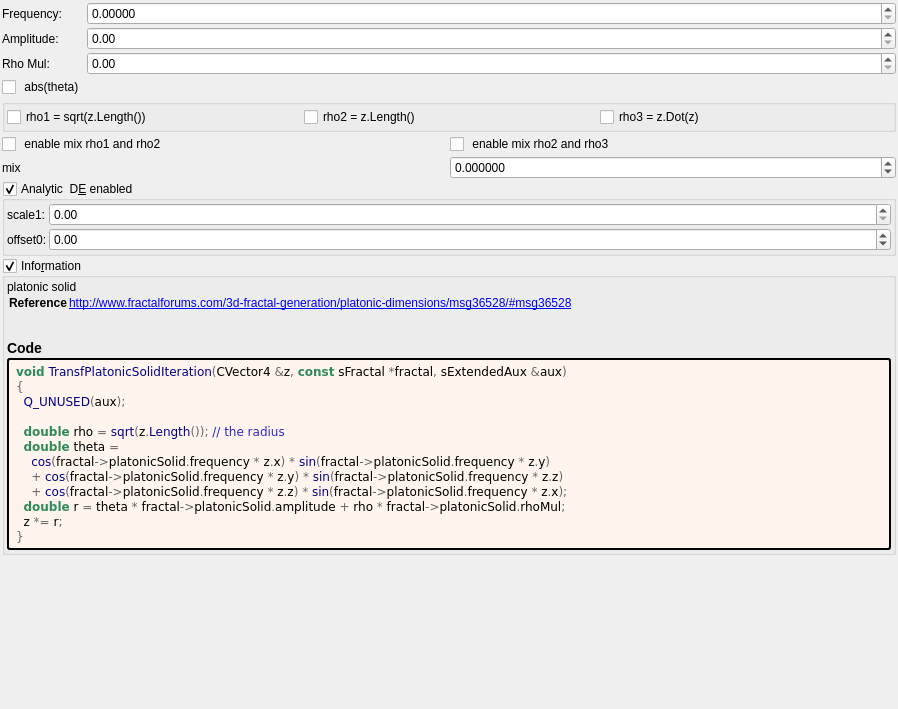
First picture: the form in mandelbulber2/formula/ui/transf_platonic_solid.ui, repository buddhi1980/mandelbulber2, before the edit.
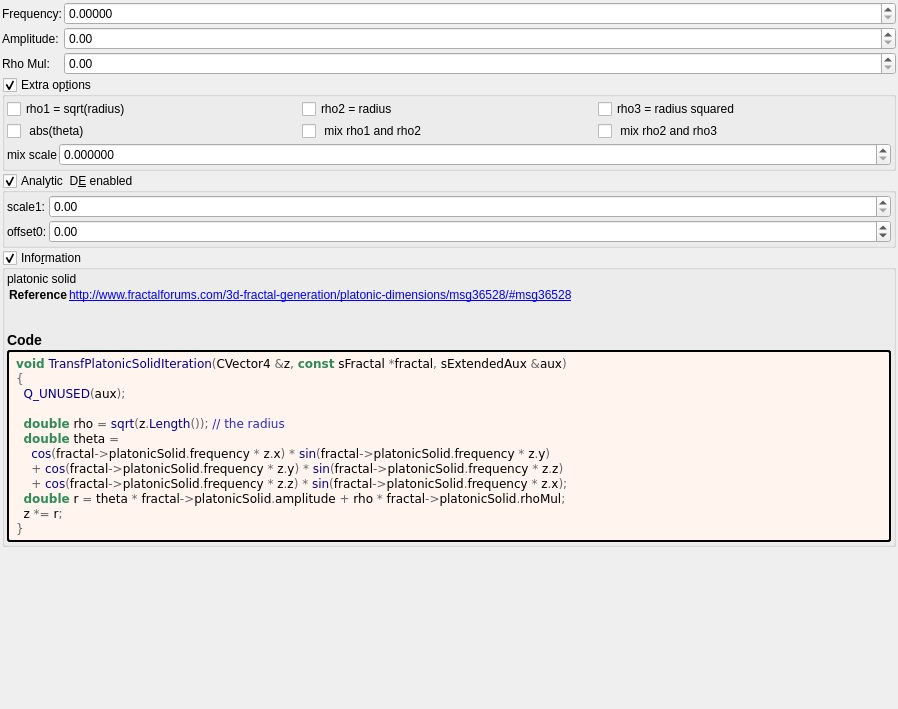
Second picture: the form after the edit. Custom widgets are drawn as their Qt base class.

Commit message: Finished update of transf_platonic_solid

```diff
--- a/mandelbulber2/formula/ui/transf_platonic_solid.ui
+++ b/mandelbulber2/formula/ui/transf_platonic_solid.ui
@@ -139,24 +139,20 @@
        </property>
       </widget>
      </item>
-     <item row="4" column="0">
-      <widget class="QCheckBox" name="checkBox_transf_function_enabled_false">
-       <property name="toolTip">
-        <string>&lt;html&gt;&lt;head/&gt;&lt;body&gt;&lt;p&gt;Can sometimes improve render quality when using analytic DE&lt;/p&gt;&lt;/body&gt;&lt;/html&gt;</string>
-       </property>
-       <property name="text">
-        <string> abs(theta)</string>
-       </property>
-      </widget>
-     </item>
     </layout>
    </item>
    <item>
-    <widget class="QGroupBox" name="groupBox_2">
+    <widget class="MyGroupBox" name="groupCheck_transf_function_enabled_false">
      <property name="title">
-      <string/>
+      <string>Extra op&amp;tions </string>
      </property>
-     <layout class="QVBoxLayout" name="verticalLayout_4">
+     <property name="checkable">
+      <bool>true</bool>
+     </property>
+     <layout class="QVBoxLayout" name="verticalLayout_13" stretch="0,0">
+      <property name="spacing">
+       <number>2</number>
+      </property>
       <property name="leftMargin">
        <number>2</number>
       </property>
@@ -171,56 +167,73 @@
       </property>
       <item>
        <layout class="QGridLayout" name="gridLayout_2">
-        <item row="0" column="0">
-         <widget class="QCheckBox" name="checkBox_transf_function_enabledx">
+        <item row="0" column="1">
+         <widget class="QCheckBox" name="checkBox_transf_function_enabledy_false">
           <property name="toolTip">
-           <string>&lt;html&gt;&lt;head/&gt;&lt;body&gt;&lt;p&gt;Can sometimes improve render quality when using analytic DE&lt;/p&gt;&lt;/body&gt;&lt;/html&gt;</string>
+           <string/>
           </property>
           <property name="text">
-           <string>rho1 = sqrt(z.Length())</string>
+           <string>rho2 = radius</string>
           </property>
          </widget>
         </item>
         <item row="0" column="2">
          <widget class="QCheckBox" name="checkBox_transf_function_enabledz_false">
           <property name="toolTip">
-           <string>&lt;html&gt;&lt;head/&gt;&lt;body&gt;&lt;p&gt;Can sometimes improve render quality when using analytic DE&lt;/p&gt;&lt;/body&gt;&lt;/html&gt;</string>
+           <string/>
           </property>
           <property name="text">
-           <string>rho3 = z.Dot(z)</string>
+           <string>rho3 = radius squared</string>
           </property>
          </widget>
         </item>
-        <item row="0" column="1">
-         <widget class="QCheckBox" name="checkBox_transf_function_enabledy_false">
+        <item row="0" column="0">
+         <widget class="QCheckBox" name="checkBox_transf_function_enabledx">
           <property name="toolTip">
-           <string>&lt;html&gt;&lt;head/&gt;&lt;body&gt;&lt;p&gt;Can sometimes improve render quality when using analytic DE&lt;/p&gt;&lt;/body&gt;&lt;/html&gt;</string>
+           <string/>
           </property>
           <property name="text">
-           <string>rho2 = z.Length()</string>
+           <string>rho1 = sqrt(radius)</string>
           </property>
          </widget>
         </item>
-       </layout>
-      </item>
-     </layout>
-    </widget>
-   </item>
-   <item>
-    <layout class="QGridLayout" name="gridLayout_3" rowstretch="0,0" columnstretch="0,0">
-     <property name="spacing">
-      <number>2</number>
-     </property>
-     <item row="0" column="1">
+        <item row="1" column="0">
+         <widget class="QCheckBox" name="checkBox_transf_function_enabledAz_false">
+          <property name="toolTip">
+           <string/>
+          </property>
+          <property name="text">
+           <string> abs(theta)</string>
+          </property>
+         </widget>
+        </item>
+        <item row="1" column="1">
+         <widget class="QCheckBox" name="checkBox_transf_function_enabledAx_false">
+          <property name="toolTip">
+           <string/>
+          </property>
+          <property name="text">
+           <string> mix rho1 and rho2</string>
+          </property>
+         </widget>
+        </item>
+        <item row="1" column="2">
       <widget class="QCheckBox" name="checkBox_transf_function_enabledAy_false">
        <property name="toolTip">
-        <string>&lt;html&gt;&lt;head/&gt;&lt;body&gt;&lt;p&gt;Can sometimes improve render quality when using analytic DE&lt;/p&gt;&lt;/body&gt;&lt;/html&gt;</string>
+           <string/>
        </property>
        <property name="text">
-        <string> enable mix rho2 and rho3</string>
+           <string> mix rho2 and rho3</string>
        </property>
       </widget>
      </item>
+       </layout>
+      </item>
+      <item>
+       <layout class="QGridLayout" name="gridLayout_3" rowstretch="0,0" columnstretch="0,1">
+        <property name="spacing">
+         <number>2</number>
+        </property>
      <item row="1" column="1">
       <widget class="MyDoubleSpinBox" name="spinbox_transf_scale_1">
        <property name="sizePolicy">
@@ -239,34 +252,27 @@
         <number>6</number>
        </property>
        <property name="minimum">
-        <double>-99.989999999999995</double>
+           <double>0.000000000000000</double>
        </property>
        <property name="maximum">
-        <double>99.989999999999995</double>
+           <double>1.000000000000000</double>
        </property>
        <property name="singleStep">
         <double>0.100000000000000</double>
        </property>
       </widget>
      </item>
-     <item row="0" column="0">
-      <widget class="QCheckBox" name="checkBox_transf_function_enabledAx_false">
-       <property name="toolTip">
-        <string>&lt;html&gt;&lt;head/&gt;&lt;body&gt;&lt;p&gt;Can sometimes improve render quality when using analytic DE&lt;/p&gt;&lt;/body&gt;&lt;/html&gt;</string>
-       </property>
-       <property name="text">
-        <string> enable mix rho1 and rho2</string>
-       </property>
-      </widget>
-     </item>
      <item row="1" column="0">
-      <widget class="QLabel" name="label_frequency_2">
+         <widget class="QLabel" name="label_mix">
        <property name="text">
-        <string>mix</string>
+           <string>mix scale</string>
        </property>
       </widget>
      </item>
     </layout>
+      </item>
+     </layout>
+    </widget>
    </item>
    <item>
     <widget class="MyGroupBox" name="groupCheck_analyticDE_enabled">
```
Lines whose indentation alone changed are shown as unchanged. The commit also changes 2 other files.
